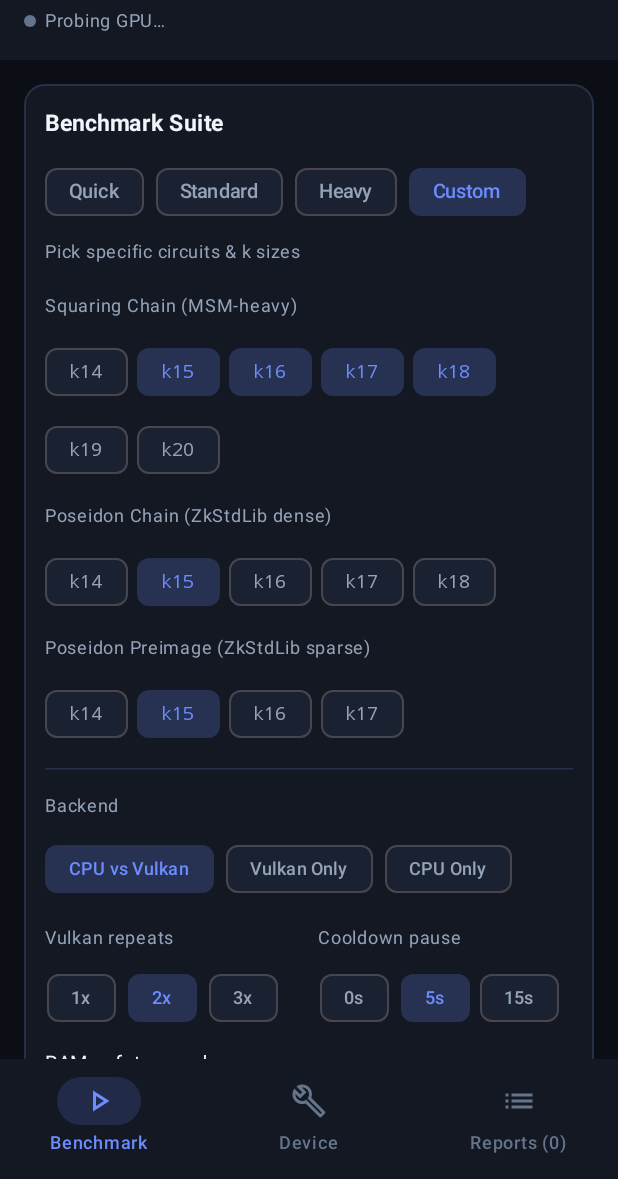
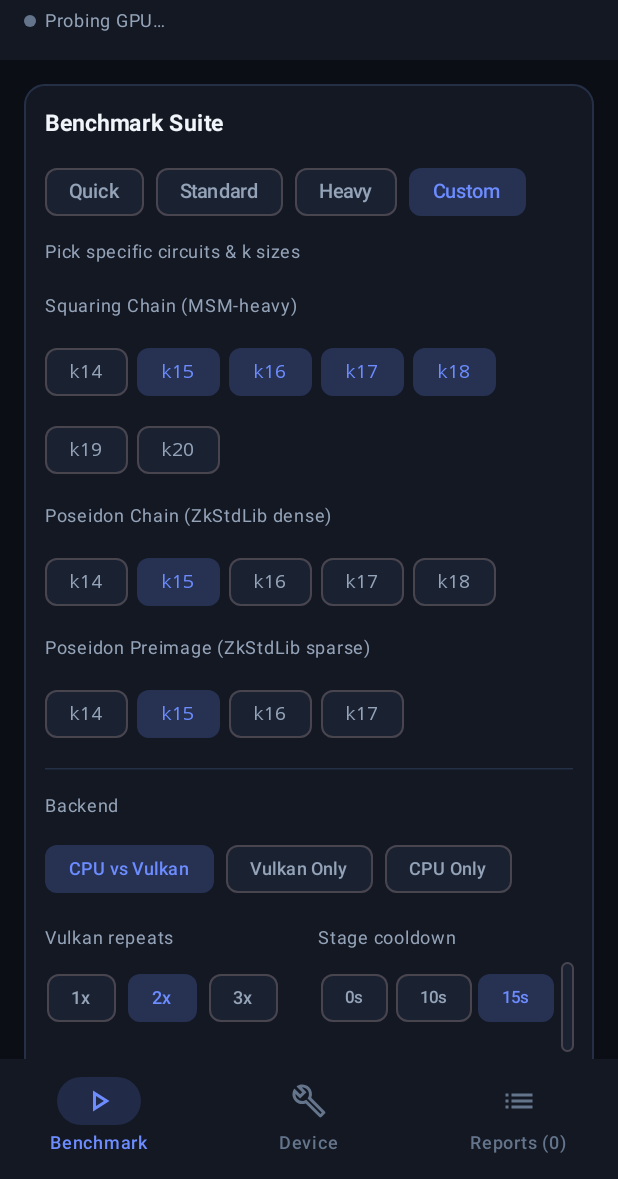
Before and after one commit to SeungheonOh/midnight-vulkan-bench-android, an Android app built with Jetpack Compose: the screen it shows after launch (MainActivity), after a tap on "Custom", on a phone screen of 412 x 824 dp, the part 57-1236 px from its top. Run offline under Robolectric (Android 15) with nearby library versions, the phone set to English and light mode, and no system bars; 4 statements that could not run were skipped; 3 other taps on this screen came first.

Commit message:
v0.1.1: add inter-stage thermal cooldowns and per-backend thermal telemetry
Pause after heavy SRS/keygen (>2s) and between CPU and Vulkan proves
(default 15s, configurable 0/10/15/30s) so CPU heat does not throttle
the subsequent Vulkan run, and record separate CPU vs Vulkan thermal
snapshots in JSON and Markdown reports.

```diff
--- a/app/build.gradle.kts
+++ b/app/build.gradle.kts
@@ -15,8 +15,8 @@ android {
         applicationId = "network.midnight.vulkanbench"
         minSdk = 29
         targetSdk = 35
-        versionCode = 1
-        versionName = "0.1.0"
+        versionCode = 2
+        versionName = "0.1.1"
 
         ndk {
             abiFilters += "arm64-v8a"
--- a/app/src/main/java/network/midnight/vulkanbench/core/Models.kt
+++ b/app/src/main/java/network/midnight/vulkanbench/core/Models.kt
@@ -182,6 +182,8 @@ data class EntryResult(
     val peakMb: Double = 0.0,
     val thermalBefore: ThermalSnapshot? = null,
     val thermalAfter: ThermalSnapshot? = null,
+    val cpuThermalAfter: ThermalSnapshot? = null,
+    val vulkanThermalBefore: ThermalSnapshot? = null,
     val skippedReason: String? = null,
     val error: String? = null,
 ) {
--- a/app/src/main/java/network/midnight/vulkanbench/ui/BenchScreens.kt
+++ b/app/src/main/java/network/midnight/vulkanbench/ui/BenchScreens.kt
@@ -385,14 +385,14 @@ private fun BenchmarkTab(
                         }
                     }
                     Column(modifier = Modifier.weight(1f)) {
-                        Text("Cooldown pause", color = BenchColors.TextSecondary, fontSize = 12.sp)
+                        Text("Stage cooldown", color = BenchColors.TextSecondary, fontSize = 12.sp)
                         Spacer(Modifier.height(4.dp))
-                        Row(horizontalArrangement = Arrangement.spacedBy(6.dp)) {
-                            listOf(0, 5, 15).forEach { c ->
+                        Row(horizontalArrangement = Arrangement.spacedBy(4.dp)) {
+                            listOf(0, 10, 15, 30).forEach { c ->
                                 FilterChip(
                                     selected = state.cooldownSec == c,
                                     onClick = { if (!state.isRunning) vm.setCooldownSec(c) },
-                                    label = { Text("${c}s", fontSize = 12.sp) },
+                                    label = { Text("${c}s", fontSize = 11.sp) },
                                     colors = chipColors(),
                                 )
                             }
```
Also changed, not shown: app/src/main/java/network/midnight/vulkanbench/core/ReportFormatter.kt (+11 -4 lines), app/src/main/java/network/midnight/vulkanbench/ui/BenchViewModel.kt (+33 -2 lines).
